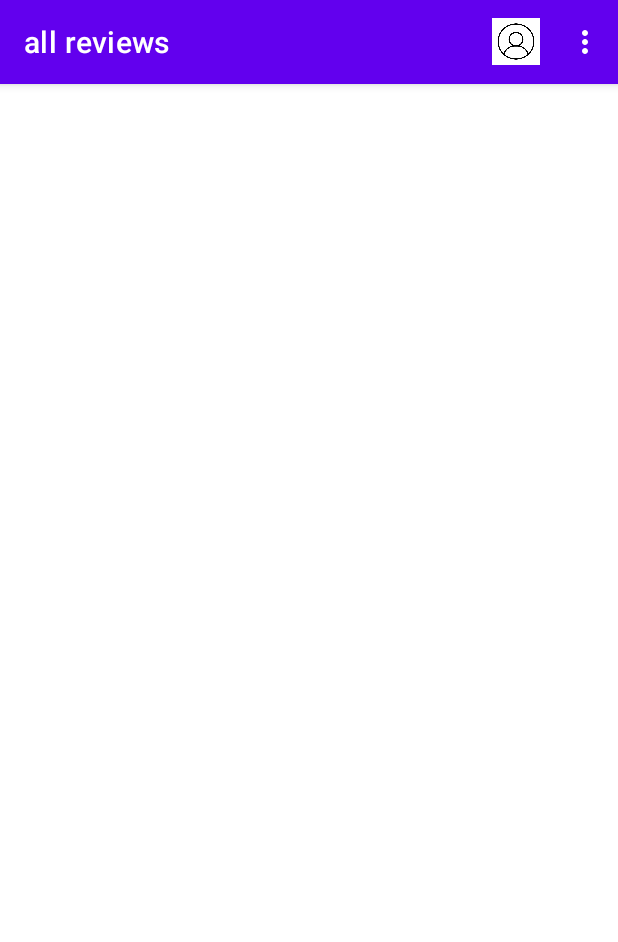
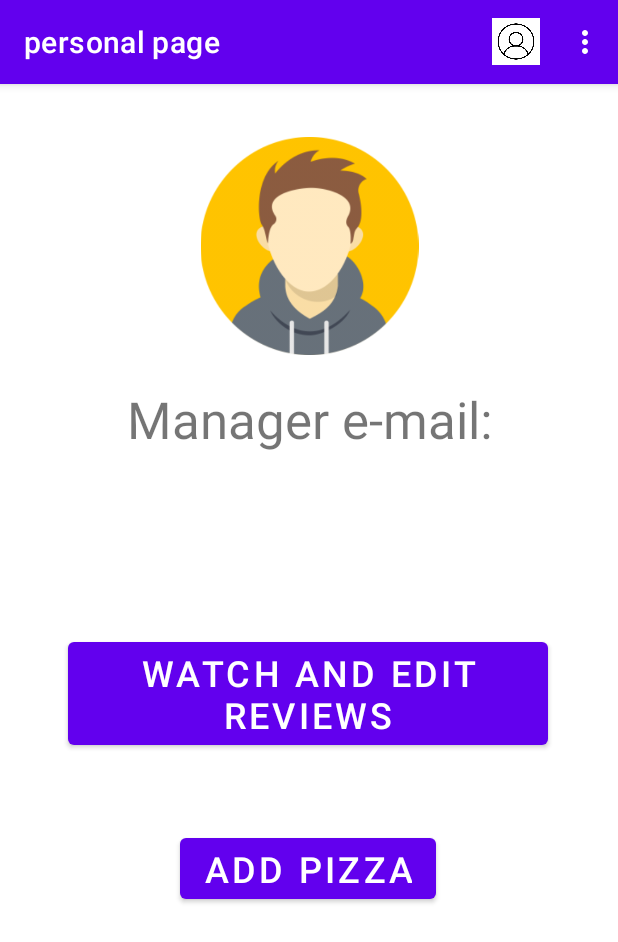
Before and after one commit to ohad585/My-Pizza, an Android app: the screen it shows after launch (MainActivity), on a phone screen of 412 x 824 dp. Shown: the top 942 px of the screen. Run offline under Robolectric (Android 15) with nearby library versions, the phone set to English and light mode, and no system bars; our stand-ins replace Firebase (no records; nobody signed in at launch, a user with empty details on screens opened directly), Picasso, Room's generated code, navigation-ui; 2 statements that could not run were skipped.

Commit message:
fixes 20.2.22

```diff
--- a/app/src/main/java/com/example/mypizza/MainActivity.java
+++ b/app/src/main/java/com/example/mypizza/MainActivity.java
@@ -14,6 +14,7 @@ import android.util.Log;
 import android.view.Menu;
 import android.view.MenuItem;
 
+import com.example.mypizza.Model.Model;
 import com.example.mypizza.Model.User;
 
 public class MainActivity extends AppCompatActivity {
@@ -26,6 +27,12 @@ public class MainActivity extends AppCompatActivity {
         NavHostFragment nav_host = (NavHostFragment)getSupportFragmentManager().findFragmentById(R.id.fragmentContainerView2);
         navCtrl = nav_host.getNavController();
         NavigationUI.setupActionBarWithNavController(this,navCtrl);
+        Model.instance.getCurrentUser(new Model.getCurrentUserListener() {
+            @Override
+            public void onComplete(User user) {
+                u=user;
+            }
+        });
 
     }
     @Override
--- a/app/src/main/java/com/example/mypizza/Model/Model.java
+++ b/app/src/main/java/com/example/mypizza/Model/Model.java
@@ -276,7 +276,12 @@ public class Model {
     }
     public void updateReview(Review review,UpdateReviewListener listener) {
         modelFirebase.updateReview(review, listener);
+        MyApplication.executorService.execute(()->{
+            AppLocalDBReview.db.reviewDao().UpdateLocal(review.getReview(),review.getReviewID());
+        });
+        reloadReviewsList();
     }
+
     public interface DeleteReviewListener {
         void onComplete();
     }
--- a/app/src/main/java/com/example/mypizza/Model/ModelFirebase.java
+++ b/app/src/main/java/com/example/mypizza/Model/ModelFirebase.java
@@ -100,7 +100,29 @@ public class ModelFirebase {
         });
     }
 
-    public void reg(String email, String password, Model.RegistrationByMailPassListener listener) {
+//    public interface getAdminData {
+//        void onComplete(boolean isAdmin);
+//    }
+    public void checkUserAdmin(User user) {
+        DocumentReference docRef = db.collection("users").document(user.getEmail());
+        docRef.get().addOnCompleteListener(new OnCompleteListener<DocumentSnapshot>() {
+            @Override
+            public void onComplete(@NonNull Task<DocumentSnapshot> task) {
+                if (task.isSuccessful()) {
+                    DocumentSnapshot document = task.getResult();
+                    if (document.exists()) {
+                        User u = User.fromJson(document.getData());
+                        user.setAdmin(u.isAdmin());
+                    }
+                } else {
+                    Log.d("TAG1234", "get failed with ", task.getException());
+                }
+
+            }
+        });
+    }
+
+        public void reg(String email, String password, Model.RegistrationByMailPassListener listener) {
         mAuth.createUserWithEmailAndPassword(email, password).addOnCompleteListener(new OnCompleteListener<AuthResult>() {
             @Override
             public void onComplete(@NonNull Task<AuthResult> task) {
@@ -210,8 +232,13 @@ public class ModelFirebase {
     }
 
     public void getCurrentUser(Model.getCurrentUserListener listener) {
+       //getAdminData listener1 = null;
         FirebaseUser user = mAuth.getCurrentUser();
-        listener.onComplete(new User(user));
+        User usr=new User();
+        usr.setEmail(user.getEmail());
+        usr.setUid(user.getUid());
+        checkUserAdmin(usr);
+        listener.onComplete(usr);
     }
 
     public void getAllPizzas(long since, Model.GetAllPizzasListener listener) {
@@ -263,7 +290,6 @@ public class ModelFirebase {
                 if (task.isSuccessful()) {
                     for (QueryDocumentSnapshot doc : task.getResult()) {
                         Review s = Review.fromJson(doc.getData());
-                        Log.d("TAG", s.toString());
                         s.setReviewID(doc.getId());
                         if (s != null && !s.isDeleted()) {
                             ReviewList.add(s);
@@ -292,7 +318,6 @@ public class ModelFirebase {
                         DocumentSnapshot document = task.getResult();
                         if (document.exists()) {
                             Review s = Review.fromJson(document.getData());
-                            Log.d("TAG","liron review Id is: "+document.getId());;
                             listener.onComplete(s);
                         } else {
 
@@ -318,7 +343,6 @@ public class ModelFirebase {
                     for (QueryDocumentSnapshot doc : task.getResult()) {
                         Review s = Review.fromJson(doc.getData());
                         s.setReviewID(doc.getId());
-                        Log.d("TAG", "onComplete: " + s.getReview());
                         if (s != null && !s.isDeleted() && s.getWriterEmail()==writerMail) {
                             ReviewList.add(s);
                         }
--- a/app/src/main/java/com/example/mypizza/Model/ReviewDao.java
+++ b/app/src/main/java/com/example/mypizza/Model/ReviewDao.java
@@ -24,4 +24,9 @@ public interface ReviewDao {
     @Query("UPDATE Review SET isDeleted = :isDel WHERE ReviewID =:id")
     void logicDelete(Boolean isDel, String id);
 
+    @Query("UPDATE Review SET review = :review WHERE ReviewID =:id")
+    void UpdateLocal(String review, String id);
+
+
+
 }
--- a/app/src/main/java/com/example/mypizza/Model/User.java
+++ b/app/src/main/java/com/example/mypizza/Model/User.java
@@ -60,6 +60,11 @@ public class User {
 
     public boolean isAdmin() { return admin; }
 
+    public void setAdmin(boolean Admin) {
+       this.admin=Admin;
+    }
+
+
 
     public Map<String,Object> toJson(){
         Map<String, Object> json = new HashMap<>();
--- a/app/src/main/java/com/example/mypizza/personal_page_manager_fragment.java
+++ b/app/src/main/java/com/example/mypizza/personal_page_manager_fragment.java
@@ -15,11 +15,18 @@ import android.widget.Button;
 import android.widget.ImageView;
 import android.widget.TextView;
 
+import com.example.mypizza.Model.Model;
 import com.example.mypizza.Model.Pizza;
+import com.example.mypizza.Model.User;
 import com.squareup.picasso.Picasso;
 
 public class personal_page_manager_fragment extends Fragment {
     Button addPizzaBtn;
+    Button watchAndRemovePizza;
+
+    User currentUser;
+    TextView email;
+
 
 
     @Override
@@ -28,11 +35,29 @@ public class personal_page_manager_fragment extends Fragment {
         // Inflate the layout for this fragment
         View view= inflater.inflate(R.layout.personal_page_manager__fragment, container, false);
         addPizzaBtn= view.findViewById(R.id.personal_page_manager_addPizza_btn);
+        watchAndRemovePizza= view.findViewById(R.id.personal_page_manager_watch_and_edit_btn);
+        email = view.findViewById(R.id.personal_page_manager_enailAddress_tv);
+//        progBar = view.findViewById(R.id.personal_page_costumer_progBar);
+//        progBar.setVisibility(View.VISIBLE);
         addPizzaBtn.setOnClickListener(new View.OnClickListener() {
             @Override
             public void onClick(View v) {
                 Navigation.findNavController(view)
                         .navigate(R.id.action_personal_page_manager_fragment_to_add_pizza_fragment);
+            }
+        });
+        watchAndRemovePizza.setOnClickListener(new View.OnClickListener() {
+            @Override
+            public void onClick(View v) {
+                Navigation.findNavController(view)
+                        .navigate(R.id.action_personal_page_manager_fragment_to_watch_all_reviews_manager_fragment);
+            }
+        });
+        Model.instance.getCurrentUser(new Model.getCurrentUserListener() {
+            @Override
+            public void onComplete(User user) {
+                currentUser=user;
+                email.setText(user.getEmail());
             }
         });
 
--- a/app/src/main/res/navigation/nav_grah.xml
+++ b/app/src/main/res/navigation/nav_grah.xml
@@ -3,7 +3,7 @@
     xmlns:app="http://schemas.android.com/apk/res-auto"
     xmlns:tools="http://schemas.android.com/tools"
     android:id="@+id/nav_graph"
-    app:startDestination="@id/watch_all_reviews_manager_fragment">
+    app:startDestination="@id/personal_page_manager_fragment">
     <fragment
         android:id="@+id/login_page_fragment"
         android:name="com.example.mypizza.login_page_fragment"
@@ -15,6 +15,9 @@
         <action
             android:id="@+id/action_login_page_fragment_to_personal_page_costumer_fragment"
             app:destination="@id/personal_page_costumer_fragment" />
+        <action
+            android:id="@+id/action_login_page_fragment_to_personal_page_manager_fragment"
+            app:destination="@id/personal_page_manager_fragment" />
     </fragment>
     <fragment
         android:id="@+id/registration_page_fragment"
```
Also changed, not shown: app/src/main/java/com/example/mypizza/login_page_fragment.java (+7 -1 lines), app/src/main/java/com/example/mypizza/personal_page_costumer_fragment.java (+8 -1 lines).
